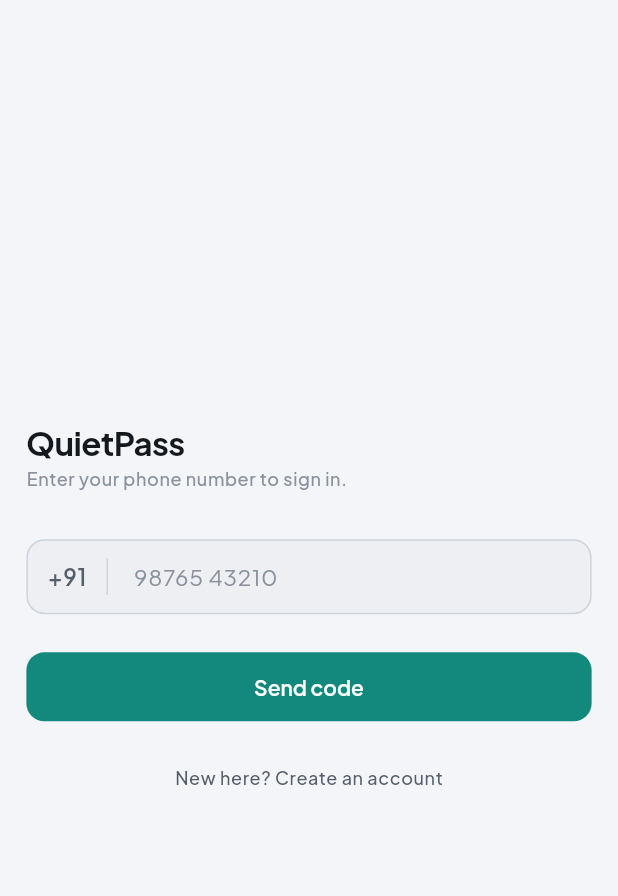
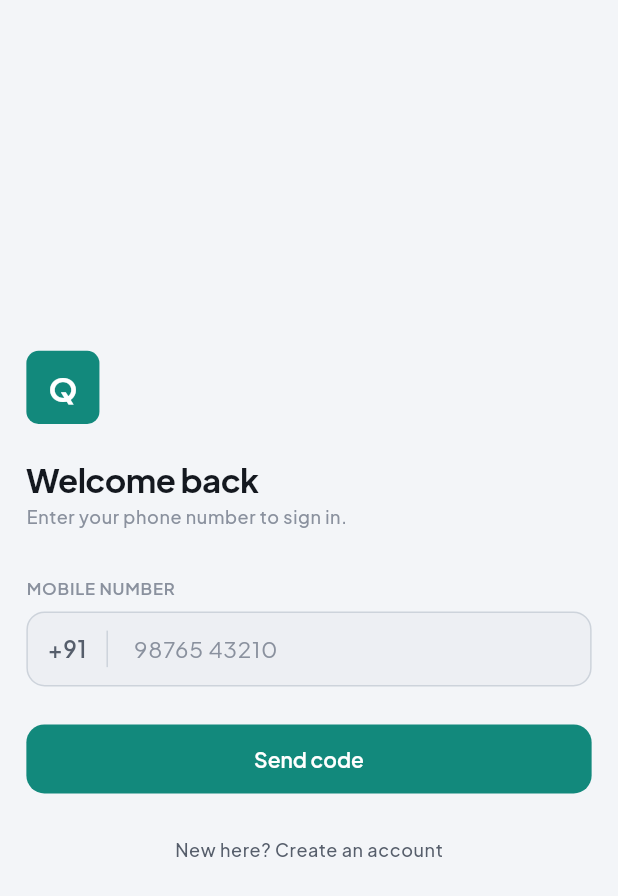
Before and after one commit to recurva/quiet_pass, a Flutter app: the screen it shows after launch, on a phone screen of 412 x 824 dp. Shown: the top 896 px of the screen. Run offline on Flutter 3.47's test engine with Material 3 defaults, Android fonts, the phone set to English and light mode, and no system bars; our stand-ins replace firebase_auth, firebase_core, firebase_messaging, flutter_local_notifications, flutter_riverpod, flutter_screenutil and 6 more; accounts and stored records are empty.

Commit message:
Sign in / Sign up: logo mark, "Welcome back"/"Create account" title, field labels
Adds the mockup's small accent-colored square logo mark above the
title, swaps the generic "QuietPass" title for "Welcome back" (sign
in) / "Create account" (sign up), and adds "YOUR NAME" / "MOBILE
NUMBER" section labels above their fields - same small-caps label
style already used for section headers elsewhere in the app (Home's
"YOUR STATUS", etc).

This one file (_PhoneAuthPage, toggled by isSignUp) is both the Sign
in and Sign up screens, so this single commit covers both. _submit
(phone-exists check, sendCode) and _switchMode are unchanged.

Co-Authored-By: Claude Sonnet 5 <noreply@anthropic.com>

```diff
--- a/frontend/lib/features/auth/phone_entry_page.dart
+++ b/frontend/lib/features/auth/phone_entry_page.dart
@@ -112,7 +112,27 @@ class _PhoneAuthPageState extends ConsumerState<_PhoneAuthPage> {
             crossAxisAlignment: CrossAxisAlignment.start,
             mainAxisAlignment: MainAxisAlignment.center,
             children: [
-              Text('QuietPass', style: context.text.titleLarge),
+              Container(
+                width: 48.r,
+                height: 48.r,
+                alignment: Alignment.center,
+                decoration: BoxDecoration(
+                  color: c.accent,
+                  borderRadius: BorderRadius.circular(Radii.sm.r),
+                ),
+                child: Text(
+                  'Q',
+                  style: context.text.titleLarge?.copyWith(
+                    color: c.onAccent,
+                    fontWeight: FontWeight.w700,
+                  ),
+                ),
+              ),
+              SizedBox(height: Space.lg.h),
+              Text(
+                widget.isSignUp ? 'Create account' : 'Welcome back',
+                style: context.text.titleLarge,
+              ),
               SizedBox(height: Space.xs.h),
               Text(
                 widget.isSignUp
@@ -122,6 +142,15 @@ class _PhoneAuthPageState extends ConsumerState<_PhoneAuthPage> {
               ),
               SizedBox(height: Space.xl.h),
               if (widget.isSignUp) ...[
+                Text(
+                  'YOUR NAME',
+                  style: context.text.labelLarge?.copyWith(
+                    color: c.ink3,
+                    fontSize: 11.sp,
+                    letterSpacing: 0.5,
+                  ),
+                ),
+                SizedBox(height: Space.sm.h),
                 TextField(
                   controller: _nameController,
                   textCapitalization: TextCapitalization.words,
@@ -153,6 +182,15 @@ class _PhoneAuthPageState extends ConsumerState<_PhoneAuthPage> {
                 ),
                 SizedBox(height: Space.md.h),
               ],
+              Text(
+                'MOBILE NUMBER',
+                style: context.text.labelLarge?.copyWith(
+                  color: c.ink3,
+                  fontSize: 11.sp,
+                  letterSpacing: 0.5,
+                ),
+              ),
+              SizedBox(height: Space.sm.h),
               Container(
                 decoration: BoxDecoration(
                   color: c.surface2,
```
